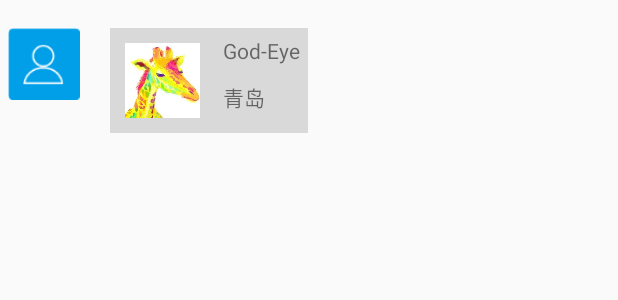
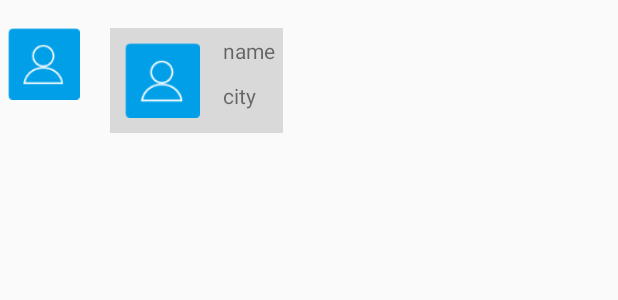
Before and after one commit to bigeyechou/EyeIMForEase, an Android app: the layout eye_row_received_cards.xml on its own in the app's theme, with its tools: preview values and no code run, on a phone screen of 412 x 824 dp. Shown: the top 300 px of the screen. Run offline under Robolectric (Android 15) with nearby library versions, the phone set to English and light mode, and no system bars.

Commit message:
【BigEye】 略完善

```diff
--- a/app/src/main/AndroidManifest.xml
+++ b/app/src/main/AndroidManifest.xml
@@ -50,7 +50,6 @@
             android:screenOrientation="portrait"
             android:windowSoftInputMode="adjustPan"/>
 
-
         <!-- 设置环信应用的AppKey -->
         <meta-data android:name="EASEMOB_APPKEY"  android:value="19930126#eyeim" />
         <!-- 声明SDK所需的service SDK核心功能-->
--- a/easeui/src/main/res/layout/eye_row_received_cards.xml
+++ b/easeui/src/main/res/layout/eye_row_received_cards.xml
@@ -32,14 +32,14 @@
                 android:layout_width="50dp"
                 android:layout_height="50dp"
                 android:layout_margin="10dp"
-                android:background="@drawable/a_big_card"/>
+                android:background="@drawable/ease_default_avatar"/>
             <TextView
                 android:id="@+id/tv_name_card"
                 android:layout_width="wrap_content"
                 android:layout_height="wrap_content"
                 android:layout_toRightOf="@+id/iv_head_card"
                 android:padding="5dp"
-                android:text="God-Eye"/>
+                android:text="name"/>
             <TextView
                 android:id="@+id/tv_city_card"
                 android:layout_width="wrap_content"
@@ -47,7 +47,7 @@
                 android:layout_toRightOf="@+id/iv_head_card"
                 android:layout_below="@+id/tv_name_card"
                 android:padding="5dp"
-                android:text="青岛"/>
+                android:text="city"/>
 
         </RelativeLayout>
     </RelativeLayout>
--- a/easeui/src/main/res/layout/eye_row_sent_cards.xml
+++ b/easeui/src/main/res/layout/eye_row_sent_cards.xml
@@ -34,7 +34,7 @@
                 android:layout_width="50dp"
                 android:layout_height="50dp"
                 android:layout_margin="10dp"
-                android:background="@drawable/a_big_card" />
+                android:background="@drawable/ease_default_avatar" />
 
             <TextView
                 android:id="@+id/tv_name_card"
@@ -42,7 +42,7 @@
                 android:layout_height="wrap_content"
                 android:layout_toRightOf="@+id/iv_head_card"
                 android:padding="5dp"
-                android:text="God-Eye" />
+                android:text="name" />
 
             <TextView
                 android:id="@+id/tv_city_card"
@@ -51,7 +51,7 @@
                 android:layout_below="@+id/tv_name_card"
                 android:layout_toRightOf="@+id/iv_head_card"
                 android:padding="5dp"
-                android:text="青岛" />
+                android:text="city" />
 
         </RelativeLayout>
     </RelativeLayout>
```
Also changed, not shown: easeui/src/main/java/com/hyphenate/easeui/widget/chatrow/EyeChatCard.java (+11 -0 lines), easeui/src/main/java/com/hyphenate/easeui/widget/presenter/EyeChatCardPresenter.java (+8 -0 lines), 1 other file.
